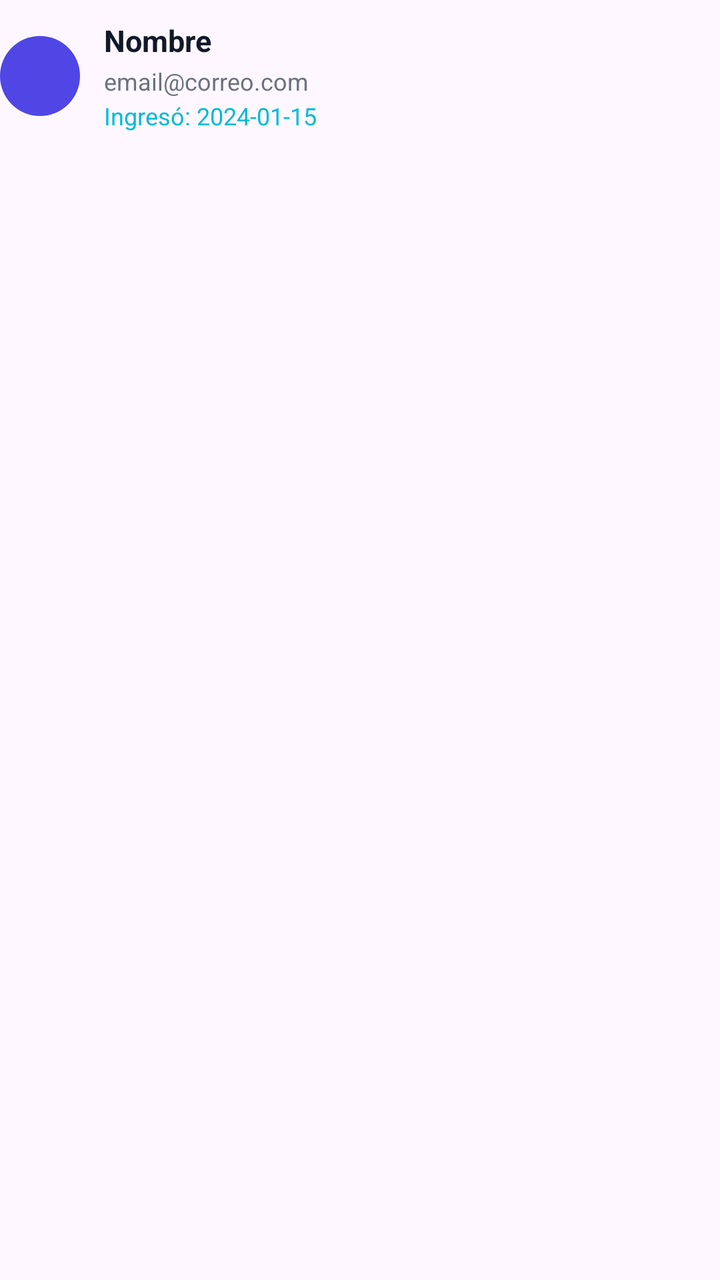
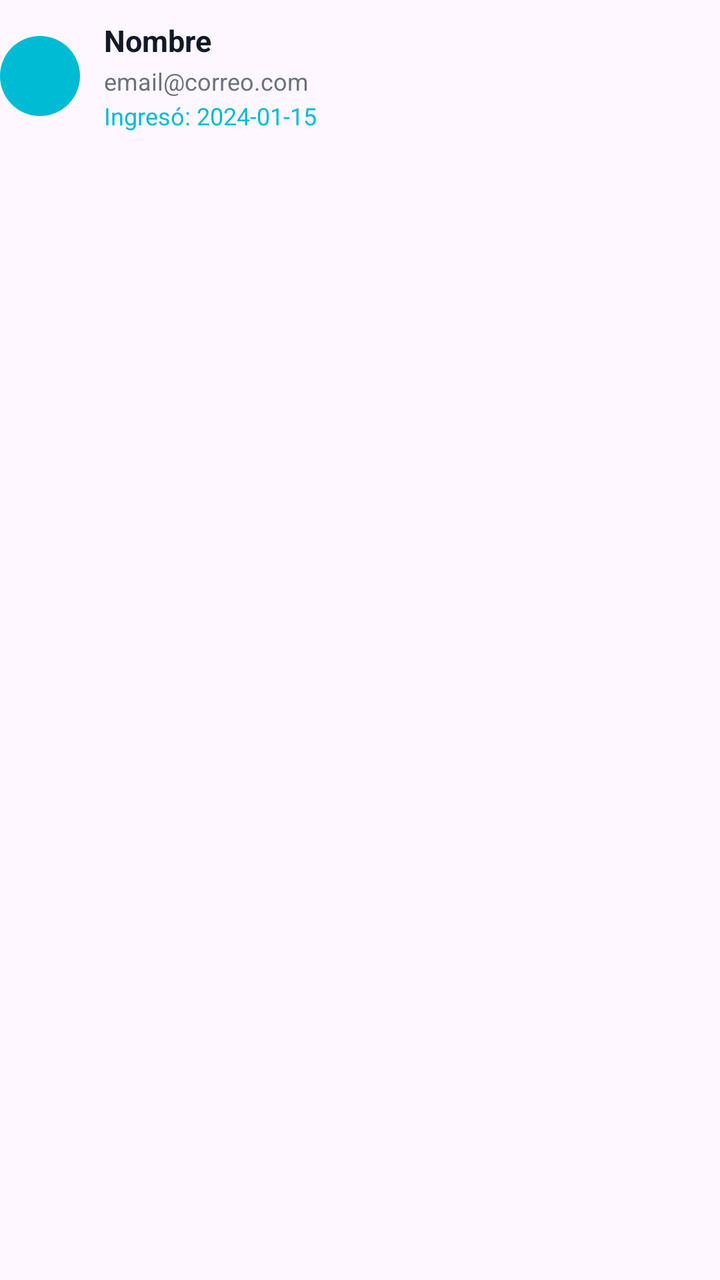

Two renders of the same Android screen: before a commit and after it. Below are the layout's source before the change and the commit's diff.
<!-- AndroidManifest.xml: application theme Theme.Aulasenora -->
<!-- res/layout/item_admitted_student.xml -->
<?xml version="1.0" encoding="utf-8"?>
<LinearLayout xmlns:android="http://schemas.android.com/apk/res/android"
    android:layout_width="match_parent"
    android:layout_height="wrap_content"
    android:orientation="vertical"
    android:paddingVertical="10dp">

    <LinearLayout
        android:layout_width="match_parent"
        android:layout_height="wrap_content"
        android:gravity="center_vertical"
        android:orientation="horizontal">

        <FrameLayout
            android:layout_width="40dp"
            android:layout_height="40dp"
            android:background="@drawable/bg_circle_indigo">

            <TextView
                android:id="@+id/tvStudentInitial"
                android:layout_width="wrap_content"
                android:layout_height="wrap_content"
                android:layout_gravity="center"
                android:textColor="@color/white"
                android:textSize="16sp"
                android:textStyle="bold" />
        </FrameLayout>

        <LinearLayout
            android:layout_width="0dp"
            android:layout_height="wrap_content"
            android:layout_marginStart="12dp"
            android:layout_weight="1"
            android:orientation="vertical">

            <TextView
                android:id="@+id/tvStudentName"
                android:layout_width="wrap_content"
                android:layout_height="wrap_content"
                android:text="Nombre"
                android:textColor="@color/textDark"
                android:textSize="15sp"
                android:textStyle="bold" />

            <TextView
                android:id="@+id/tvStudentEmail"
                android:layout_width="wrap_content"
                android:layout_height="wrap_content"
                android:layout_marginTop="2dp"
                android:text="email@correo.com"
                android:textColor="@color/textGray"
                android:textSize="12sp" />

            <TextView
                android:id="@+id/tvAdmissionDate"
                android:layout_width="wrap_content"
                android:layout_height="wrap_content"
                android:layout_marginTop="1dp"
                android:text="Ingresó: 2024-01-15"
                android:textColor="@color/primaryCyan"
                android:textSize="12sp" />
        </LinearLayout>
    </LinearLayout>
</LinearLayout>
<!-- resources referenced by this layout -->
<resources>
  <color name="primaryCyan">#00BBD4</color>
  <color name="textDark">#111928</color>
  <color name="textGray">#6B7280</color>
  <color name="white">#FFFFFFFF</color>
  <!-- drawable bg_circle_indigo (drawable) -->
  <?xml version="1.0" encoding="utf-8"?>
  <shape xmlns:android="http://schemas.android.com/apk/res/android"
      android:shape="oval">
      <solid android:color="@color/primaryIndigo"/>
  </shape>
  <style name="Theme.Aulasenora" parent="Base.Theme.Aulasenora" />
  <color name="primaryIndigo">#4F46E5</color>
  <style name="Base.Theme.Aulasenora" parent="Theme.Material3.DayNight.NoActionBar">
          
          
      </style>
</resources>

<!-- the commit's change to res/layout/item_admitted_student.xml (unified diff, before → after) -->
@@ -14,7 +14,7 @@
         <FrameLayout
             android:layout_width="40dp"
             android:layout_height="40dp"
-            android:background="@drawable/bg_circle_indigo">
+            android:background="@drawable/bg_circle_cyan">
 
             <TextView
                 android:id="@+id/tvStudentInitial"
<!-- resource entries referenced after the edit -->
@@ -4,14 +4,13 @@
   <color name="textDark">#111928</color>
   <color name="textGray">#6B7280</color>
   <color name="white">#FFFFFFFF</color>
-  <!-- drawable bg_circle_indigo (drawable) -->
+  <!-- drawable bg_circle_cyan (drawable) -->
   <?xml version="1.0" encoding="utf-8"?>
   <shape xmlns:android="http://schemas.android.com/apk/res/android"
       android:shape="oval">
-      <solid android:color="@color/primaryIndigo"/>
+      <solid android:color="@color/primaryCyan"/>
   </shape>
   <style name="Theme.Aulasenora" parent="Base.Theme.Aulasenora" />
-  <color name="primaryIndigo">#4F46E5</color>
   <style name="Base.Theme.Aulasenora" parent="Theme.Material3.DayNight.NoActionBar">
           
           
